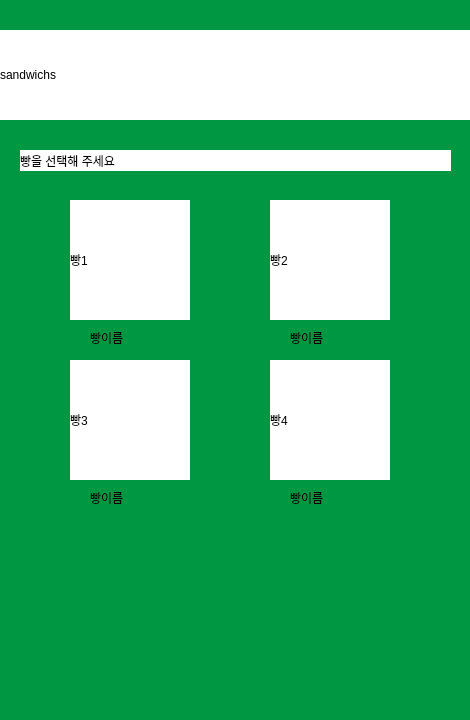
The window that sandwich_bread.ui (annual-salary-investigation/sandwich) describes before a commit, drawn with Qt 5.
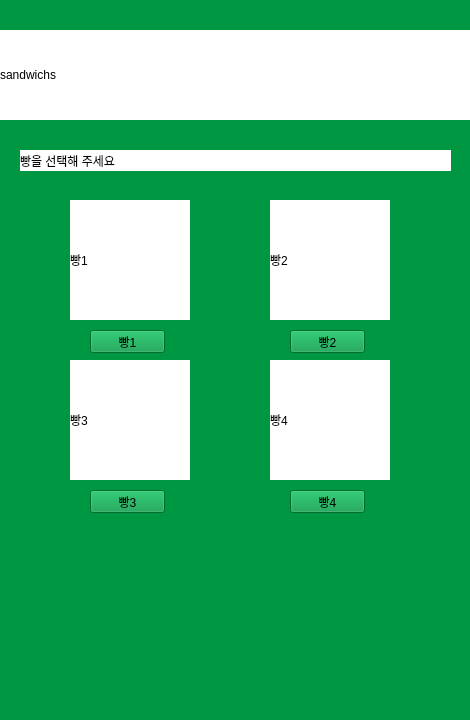
The same window after the commit.

What changed in the file:
```diff
--- a/sandwich_bread.ui
+++ b/sandwich_bread.ui
@@ -144,58 +144,6 @@
     <string>빵4</string>
    </property>
   </widget>
-  <widget class="QLabel" name="bname1">
-   <property name="geometry">
-    <rect>
-     <x>90</x>
-     <y>330</y>
-     <width>81</width>
-     <height>16</height>
-    </rect>
-   </property>
-   <property name="text">
-    <string>빵이름</string>
-   </property>
-  </widget>
-  <widget class="QLabel" name="bname2">
-   <property name="geometry">
-    <rect>
-     <x>290</x>
-     <y>330</y>
-     <width>81</width>
-     <height>16</height>
-    </rect>
-   </property>
-   <property name="text">
-    <string>빵이름</string>
-   </property>
-  </widget>
-  <widget class="QLabel" name="bname3">
-   <property name="geometry">
-    <rect>
-     <x>90</x>
-     <y>490</y>
-     <width>81</width>
-     <height>16</height>
-    </rect>
-   </property>
-   <property name="text">
-    <string>빵이름</string>
-   </property>
-  </widget>
-  <widget class="QLabel" name="bname4">
-   <property name="geometry">
-    <rect>
-     <x>290</x>
-     <y>490</y>
-     <width>81</width>
-     <height>16</height>
-    </rect>
-   </property>
-   <property name="text">
-    <string>빵이름</string>
-   </property>
-  </widget>
   <widget class="QLabel" name="bmenubar">
    <property name="geometry">
     <rect>
@@ -212,6 +160,58 @@
     <string>빵을 선택해 주세요</string>
    </property>
   </widget>
+  <widget class="QPushButton" name="btnbread1">
+   <property name="geometry">
+    <rect>
+     <x>90</x>
+     <y>330</y>
+     <width>75</width>
+     <height>23</height>
+    </rect>
+   </property>
+   <property name="text">
+    <string>빵1</string>
+   </property>
+  </widget>
+  <widget class="QPushButton" name="btnbread2">
+   <property name="geometry">
+    <rect>
+     <x>290</x>
+     <y>330</y>
+     <width>75</width>
+     <height>23</height>
+    </rect>
+   </property>
+   <property name="text">
+    <string>빵2</string>
+   </property>
+  </widget>
+  <widget class="QPushButton" name="btnbread3">
+   <property name="geometry">
+    <rect>
+     <x>90</x>
+     <y>490</y>
+     <width>75</width>
+     <height>23</height>
+    </rect>
+   </property>
+   <property name="text">
+    <string>빵3</string>
+   </property>
+  </widget>
+  <widget class="QPushButton" name="btnbread4">
+   <property name="geometry">
+    <rect>
+     <x>290</x>
+     <y>490</y>
+     <width>75</width>
+     <height>23</height>
+    </rect>
+   </property>
+   <property name="text">
+    <string>빵4</string>
+   </property>
+  </widget>
  </widget>
  <resources/>
  <connections/>
```
